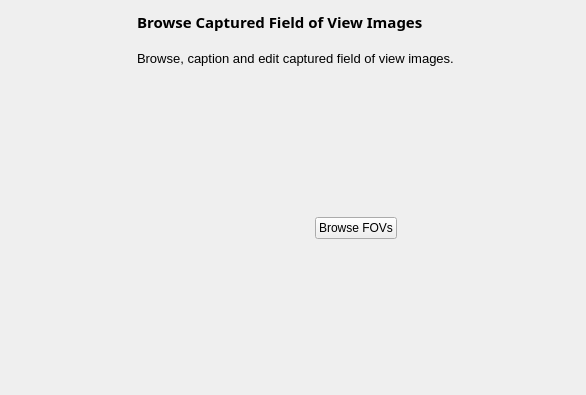
Old version of the form kstars/printing/pwizfovbrowse.ui in the repository KDE/kstars.
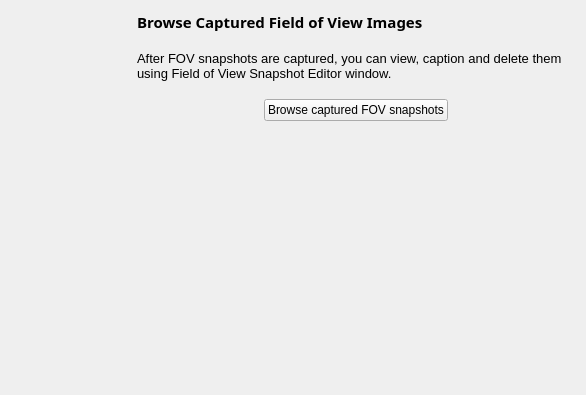
New version of the form.

The edit to the form file:
```diff
--- a/kstars/printing/pwizfovbrowse.ui
+++ b/kstars/printing/pwizfovbrowse.ui
@@ -82,7 +82,7 @@
 &lt;html&gt;&lt;head&gt;&lt;meta name=&quot;qrichtext&quot; content=&quot;1&quot; /&gt;&lt;style type=&quot;text/css&quot;&gt;
 p, li { white-space: pre-wrap; }
 &lt;/style&gt;&lt;/head&gt;&lt;body style=&quot; font-family:'Sans'; font-size:10pt; font-weight:400; font-style:normal;&quot;&gt;
-&lt;p style=&quot; margin-top:12px; margin-bottom:12px; margin-left:0px; margin-right:0px; -qt-block-indent:0; text-indent:0px;&quot;&gt;Browse, caption and edit captured field of view images.&lt;/p&gt;&lt;/body&gt;&lt;/html&gt;</string>
+&lt;p style=&quot; margin-top:12px; margin-bottom:12px; margin-left:0px; margin-right:0px; -qt-block-indent:0; text-indent:0px;&quot;&gt;After FOV snapshots are captured, you can view, caption and delete them using Field of View Snapshot Editor window.&lt;/p&gt;&lt;/body&gt;&lt;/html&gt;</string>
        </property>
        <property name="wordWrap">
         <bool>true</bool>
@@ -94,10 +94,13 @@
        <property name="orientation">
         <enum>Qt::Vertical</enum>
        </property>
+       <property name="sizeType">
+        <enum>QSizePolicy::Fixed</enum>
+       </property>
        <property name="sizeHint" stdset="0">
         <size>
          <width>20</width>
-         <height>40</height>
+         <height>12</height>
         </size>
        </property>
       </spacer>
@@ -120,7 +123,7 @@
        <item>
         <widget class="QPushButton" name="browseButton">
          <property name="text">
-          <string>Browse FOVs</string>
+          <string>Browse captured FOV snapshots</string>
          </property>
         </widget>
        </item>
```
